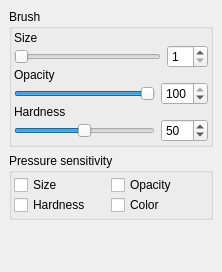
drawpile/Drawpile, file src/client/ui/brushsettings.ui: the form before one commit.
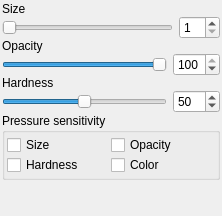
The form after the commit.

```diff
--- a/src/client/ui/brushsettings.ui
+++ b/src/client/ui/brushsettings.ui
@@ -6,7 +6,7 @@
     <x>0</x>
     <y>0</y>
     <width>222</width>
-    <height>272</height>
+    <height>216</height>
    </rect>
   </property>
   <property name="windowTitle" >
@@ -14,18 +14,6 @@
   </property>
   <layout class="QVBoxLayout" >
    <property name="margin" >
-    <number>9</number>
-   </property>
-   <property name="spacing" >
-    <number>6</number>
-   </property>
-   <item>
-    <widget class="QGroupBox" name="groupBox_2" >
-     <property name="title" >
-      <string>Brush</string>
-     </property>
-     <layout class="QVBoxLayout" >
-      <property name="margin" >
        <number>2</number>
       </property>
       <property name="spacing" >
@@ -57,7 +45,7 @@
          </widget>
         </item>
         <item>
-         <widget class="QSpinBox" name="spinBox" >
+      <widget class="QSpinBox" name="brushsizebox" >
           <property name="minimum" >
            <number>1</number>
           </property>
@@ -97,7 +85,7 @@
          </widget>
         </item>
         <item>
-         <widget class="QSpinBox" name="spinBox_2" >
+      <widget class="QSpinBox" name="brushopacitybox" >
           <property name="maximum" >
            <number>100</number>
           </property>
@@ -143,7 +131,7 @@
          </widget>
         </item>
         <item>
-         <widget class="QSpinBox" name="spinBox_3" >
+      <widget class="QSpinBox" name="brushhardnessbox" >
           <property name="maximum" >
            <number>100</number>
           </property>
@@ -156,9 +144,6 @@
          </widget>
         </item>
        </layout>
-      </item>
-     </layout>
-    </widget>
    </item>
    <item>
     <widget class="QGroupBox" name="groupBox" >
@@ -211,7 +196,7 @@
      <property name="sizeHint" >
       <size>
        <width>20</width>
-       <height>40</height>
+       <height>16</height>
       </size>
      </property>
     </spacer>
```
Left out of the diff: 121 changed lines with no effect on the pictures. Lines whose indentation alone changed are shown as unchanged.
